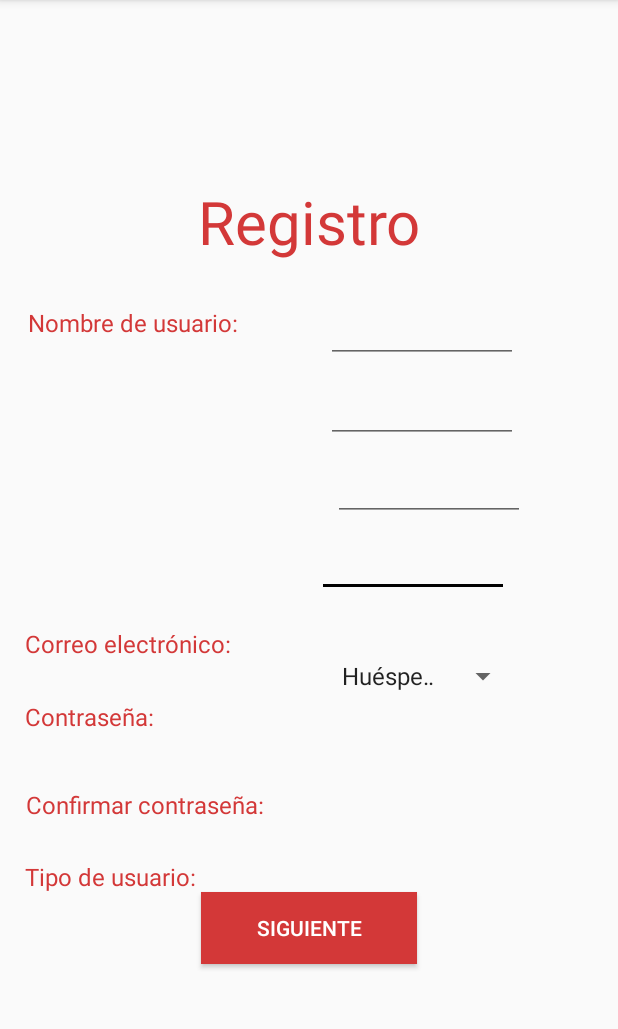
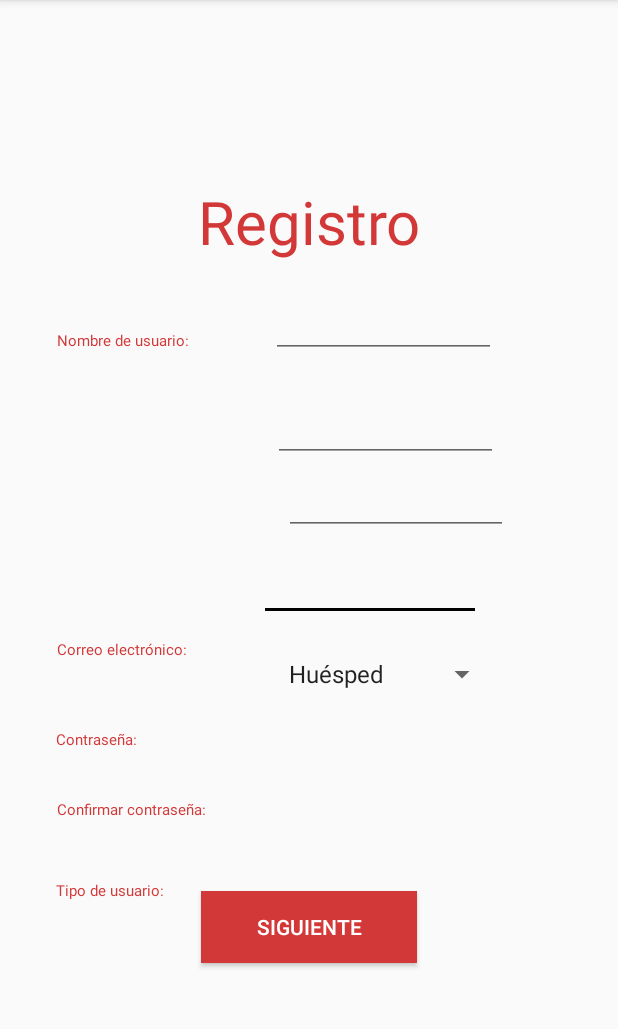
Before and after one commit to IntroCompuMovil18302/Homenet, an Android app: the RegistroGeneral screen opened directly, with no data from a screen before it, on a phone screen of 412 x 824 dp, the part 84-1113 px from its top. Run offline under Robolectric (Android 15) with nearby library versions, the phone set to English and light mode, and no system bars.

Commit message:
Registros y login Mejorado

```diff
--- a/HomeNet/app/src/main/res/layout/activity_registro_general.xml
+++ b/HomeNet/app/src/main/res/layout/activity_registro_general.xml
@@ -37,17 +37,17 @@
         android:layout_marginTop="8dp"
         android:text="Nombre de usuario: "
         android:textColor="#D33838"
-        android:textSize="16sp"
+        android:textSize="10sp"
         app:layout_constraintBottom_toBottomOf="parent"
         app:layout_constraintEnd_toEndOf="parent"
-        app:layout_constraintHorizontal_bias="0.042"
+        app:layout_constraintHorizontal_bias="0.098"
         app:layout_constraintStart_toStartOf="parent"
         app:layout_constraintTop_toBottomOf="@+id/textView"
-        app:layout_constraintVertical_bias="0.039" />
+        app:layout_constraintVertical_bias="0.068" />
 
     <EditText
         android:id="@+id/confirmPassRegistro"
-        android:layout_width="128dp"
+        android:layout_width="148dp"
         android:layout_height="36dp"
         android:layout_marginBottom="8dp"
         android:layout_marginEnd="8dp"
@@ -60,14 +60,14 @@
         android:password="true"
         app:layout_constraintBottom_toBottomOf="parent"
         app:layout_constraintEnd_toEndOf="parent"
-        app:layout_constraintHorizontal_bias="0.266"
+        app:layout_constraintHorizontal_bias="0.229"
         app:layout_constraintStart_toEndOf="@+id/textView13"
         app:layout_constraintTop_toBottomOf="@+id/passwordRegistro"
-        app:layout_constraintVertical_bias="0.018" />
+        app:layout_constraintVertical_bias="0.038" />
 
     <EditText
         android:id="@+id/passwordRegistro"
-        android:layout_width="128dp"
+        android:layout_width="149dp"
         android:layout_height="36dp"
         android:layout_marginBottom="8dp"
         android:layout_marginEnd="8dp"
@@ -80,14 +80,14 @@
         android:password="true"
         app:layout_constraintBottom_toBottomOf="parent"
         app:layout_constraintEnd_toEndOf="parent"
-        app:layout_constraintHorizontal_bias="0.664"
+        app:layout_constraintHorizontal_bias="0.57"
         app:layout_constraintStart_toEndOf="@+id/textView5"
         app:layout_constraintTop_toBottomOf="@+id/email"
-        app:layout_constraintVertical_bias="0.019" />
+        app:layout_constraintVertical_bias="0.011" />
 
     <EditText
         android:id="@+id/email"
-        android:layout_width="128dp"
+        android:layout_width="150dp"
         android:layout_height="36dp"
         android:layout_marginBottom="8dp"
         android:layout_marginEnd="8dp"
@@ -99,14 +99,14 @@
         android:inputType="textPersonName"
         app:layout_constraintBottom_toBottomOf="parent"
         app:layout_constraintEnd_toEndOf="parent"
-        app:layout_constraintHorizontal_bias="0.469"
+        app:layout_constraintHorizontal_bias="0.391"
         app:layout_constraintStart_toEndOf="@+id/textView4"
         app:layout_constraintTop_toBottomOf="@+id/usernameRegistro"
-        app:layout_constraintVertical_bias="0.019" />
+        app:layout_constraintVertical_bias="0.053" />
 
     <EditText
         android:id="@+id/usernameRegistro"
-        android:layout_width="128dp"
+        android:layout_width="150dp"
         android:layout_height="36dp"
         android:layout_marginBottom="8dp"
         android:layout_marginEnd="8dp"
@@ -118,10 +118,10 @@
         android:inputType="textPersonName"
         app:layout_constraintBottom_toBottomOf="parent"
         app:layout_constraintEnd_toEndOf="parent"
-        app:layout_constraintHorizontal_bias="0.441"
+        app:layout_constraintHorizontal_bias="0.375"
         app:layout_constraintStart_toEndOf="@+id/titulo"
         app:layout_constraintTop_toBottomOf="@+id/textView"
-        app:layout_constraintVertical_bias="0.043" />
+        app:layout_constraintVertical_bias="0.037" />
 
     <TextView
         android:id="@+id/textView3"
@@ -135,18 +135,18 @@
         android:layout_marginTop="8dp"
         android:text="Tipo de usuario: "
         android:textColor="#D33838"
-        android:textSize="16sp"
+        android:textSize="10sp"
         app:layout_constraintBottom_toBottomOf="parent"
         app:layout_constraintEnd_toEndOf="parent"
-        app:layout_constraintHorizontal_bias="0.032"
+        app:layout_constraintHorizontal_bias="0.092"
         app:layout_constraintStart_toStartOf="parent"
         app:layout_constraintTop_toBottomOf="@+id/textView13"
-        app:layout_constraintVertical_bias="0.117" />
+        app:layout_constraintVertical_bias="0.161" />
 
     <TextView
         android:id="@+id/textView13"
         android:layout_width="wrap_content"
-        android:layout_height="18dp"
+        android:layout_height="17dp"
         android:layout_marginBottom="8dp"
         android:layout_marginEnd="8dp"
         android:layout_marginLeft="8dp"
@@ -155,13 +155,13 @@
         android:layout_marginTop="8dp"
         android:text="Confirmar contraseña: "
         android:textColor="#D33838"
-        android:textSize="16sp"
+        android:textSize="10sp"
         app:layout_constraintBottom_toBottomOf="parent"
         app:layout_constraintEnd_toEndOf="parent"
-        app:layout_constraintHorizontal_bias="0.039"
+        app:layout_constraintHorizontal_bias="0.102"
         app:layout_constraintStart_toStartOf="parent"
         app:layout_constraintTop_toBottomOf="@+id/textView5"
-        app:layout_constraintVertical_bias="0.117" />
+        app:layout_constraintVertical_bias="0.106" />
 
     <TextView
         android:id="@+id/textView5"
@@ -175,13 +175,13 @@
         android:layout_marginTop="8dp"
         android:text="Contraseña: "
         android:textColor="#D33838"
-        android:textSize="16sp"
+        android:textSize="10sp"
         app:layout_constraintBottom_toBottomOf="parent"
         app:layout_constraintEnd_toEndOf="parent"
-        app:layout_constraintHorizontal_bias="0.028"
+        app:layout_constraintHorizontal_bias="0.086"
         app:layout_constraintStart_toStartOf="parent"
         app:layout_constraintTop_toBottomOf="@+id/textView4"
-        app:layout_constraintVertical_bias="0.065" />
+        app:layout_constraintVertical_bias="0.127" />
 
     <TextView
         android:id="@+id/textView4"
@@ -195,17 +195,17 @@
         android:layout_marginTop="8dp"
         android:text="Correo electrónico: "
         android:textColor="#D33838"
-        android:textSize="16sp"
+        android:textSize="10sp"
         app:layout_constraintBottom_toBottomOf="parent"
         app:layout_constraintEnd_toEndOf="parent"
-        app:layout_constraintHorizontal_bias="0.035"
+        app:layout_constraintHorizontal_bias="0.097"
         app:layout_constraintStart_toStartOf="parent"
         app:layout_constraintTop_toBottomOf="@+id/titulo"
         app:layout_constraintVertical_bias="1.0" />
 
     <Spinner
         android:id="@+id/selectUsuario"
-        android:layout_width="126dp"
+        android:layout_width="147dp"
         android:layout_height="36dp"
         android:layout_marginBottom="8dp"
         android:layout_marginEnd="8dp"
@@ -216,10 +216,10 @@
         android:entries="@array/tipoUsuario"
         app:layout_constraintBottom_toBottomOf="parent"
         app:layout_constraintEnd_toEndOf="parent"
-        app:layout_constraintHorizontal_bias="0.57"
+        app:layout_constraintHorizontal_bias="0.472"
         app:layout_constraintStart_toEndOf="@+id/textView3"
         app:layout_constraintTop_toBottomOf="@+id/confirmPassRegistro"
-        app:layout_constraintVertical_bias="0.084" />
+        app:layout_constraintVertical_bias="0.032" />
 
     <Button
         android:id="@+id/siguienteRegistro"
```
Also changed, not shown: HomeNet/app/src/main/res/layout/activity_crear_perfil_guia_anf.xml (+13 -13 lines), HomeNet/app/src/main/res/layout/activity_crear_perfil_huesped.xml (+18 -18 lines).
